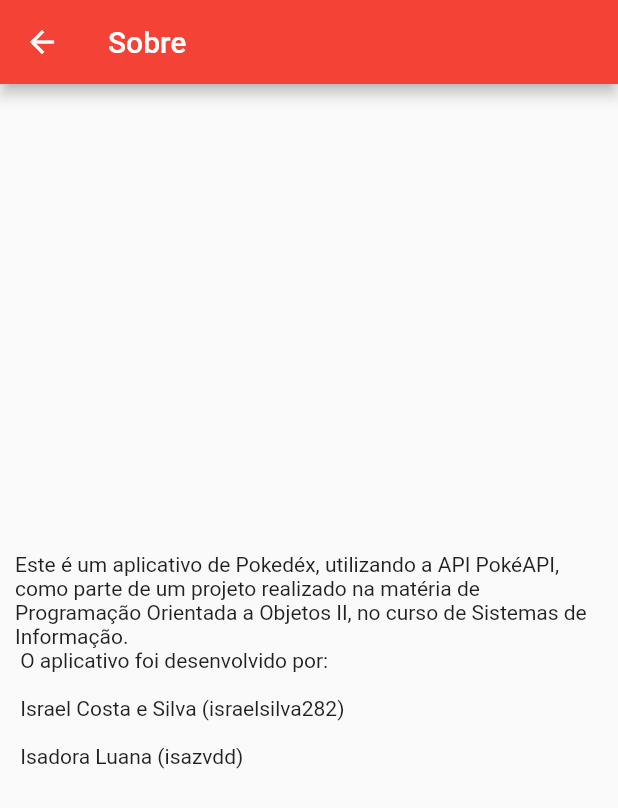
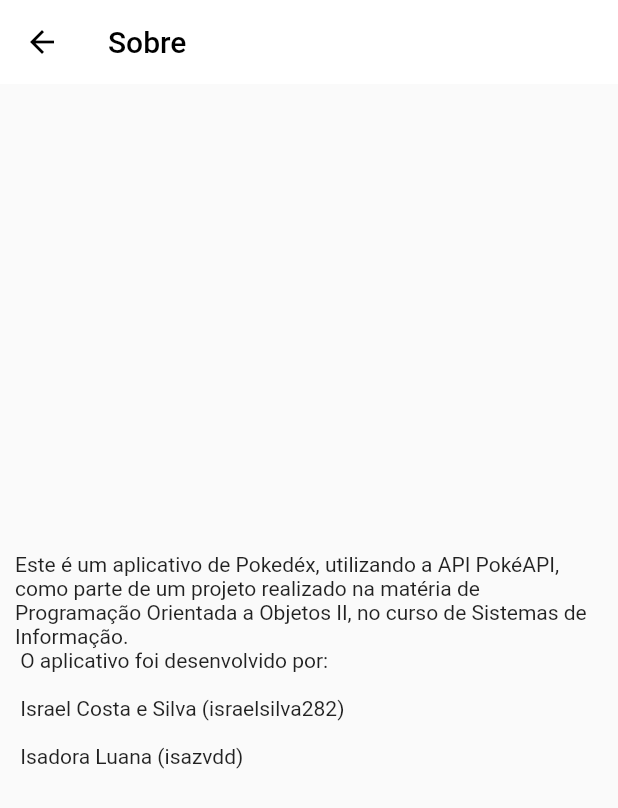
Before and after one commit to israelsilva282/dart-project, a Flutter app: the About screen opened by its route, on a phone screen of 412 x 824 dp. Shown: the top 808 px of the screen. Run offline on Flutter 3.47's test engine with Material 2 defaults, Android fonts, the phone set to English and light mode, and no system bars; our stand-ins replace states_rebuilder; statements that could not run were skipped.

Commit message:
mudando cor do appbar na pagina home

```diff
--- a/lib/Pages/about/about.dart
+++ b/lib/Pages/about/about.dart
@@ -6,7 +6,11 @@ class About extends StatelessWidget {
   @override
   Widget build(BuildContext context) {
     return Scaffold(
-      appBar: AppBar(title: const Text("Sobre")),
+      appBar: AppBar(
+          foregroundColor: Colors.black,
+          backgroundColor: Colors.white,
+          elevation: 0,
+          title: const Text("Sobre")),
       body: Center(
           child: Container(
         margin: const EdgeInsets.all(10),
```
